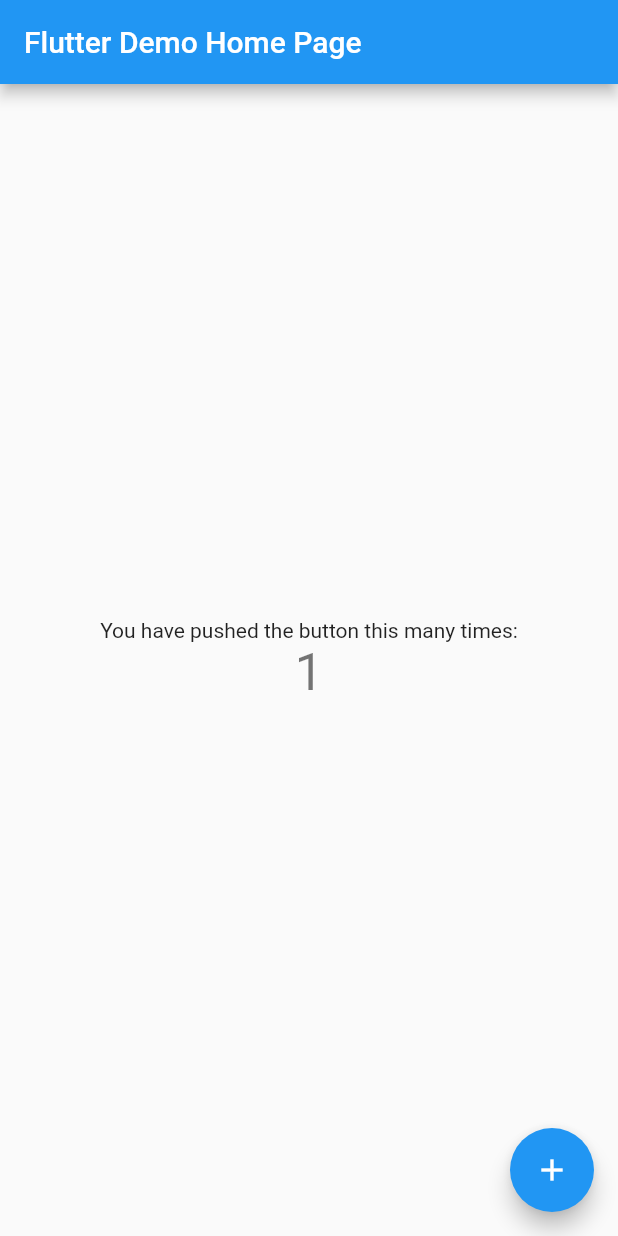
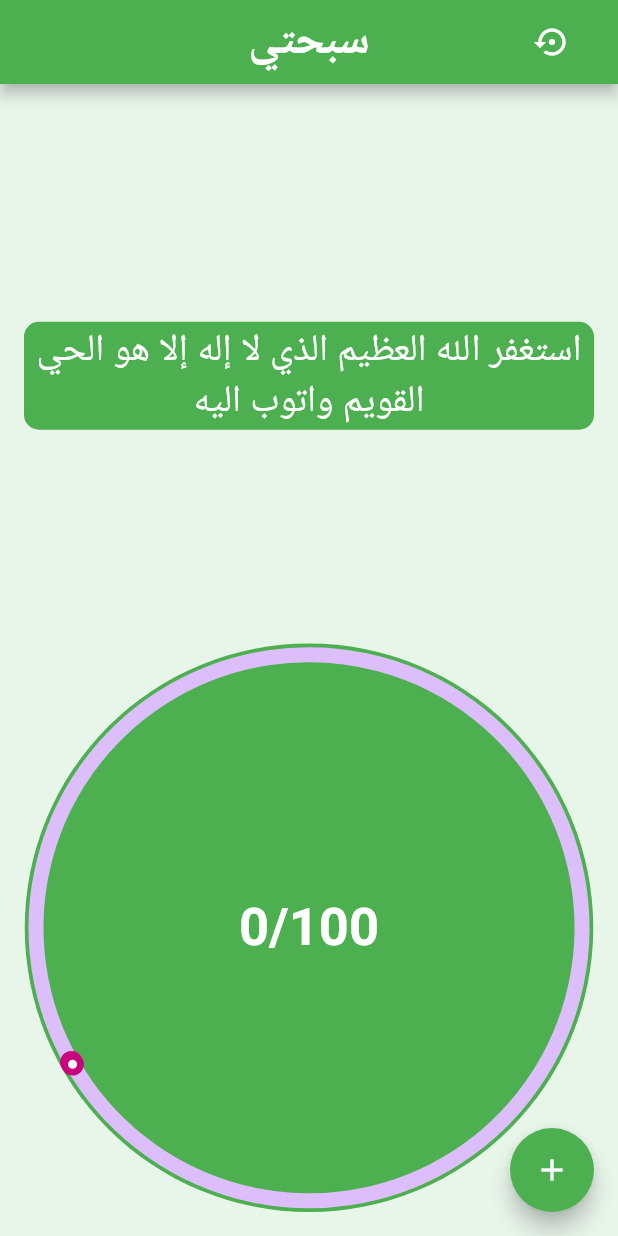
Before and after one commit to saeedhshm/my_sebha, a Flutter app: the screen it shows after launch, after a tap on the "add" icon, on a phone screen of 412 x 824 dp. Run offline on Flutter 3.47's test engine with Material 2 defaults, Android fonts, the phone set to English and light mode, and no system bars; drawn by our look-alikes of sleek_circular_slider; missing offline and left inert: flutter_vibrate.

Commit message:
Make counter and add indicator package

```diff
--- a/lib/main.dart
+++ b/lib/main.dart
@@ -1,4 +1,5 @@
 import 'package:flutter/material.dart';
+import 'package:my_sebha/screens/sebha_counter_screen.dart';
 
 void main() {
   runApp(MyApp());
@@ -9,7 +10,8 @@ class MyApp extends StatelessWidget {
   @override
   Widget build(BuildContext context) {
     return MaterialApp(
-      title: 'Flutter Demo',
+      title: 'سبحتي',
+      debugShowCheckedModeBanner: false,
       theme: ThemeData(
         // This is the theme of your application.
         //
@@ -20,13 +22,23 @@ class MyApp extends StatelessWidget {
         // or simply save your changes to "hot reload" in a Flutter IDE).
         // Notice that the counter didn't reset back to zero; the application
         // is not restarted.
-        primarySwatch: Colors.blue,
+        primarySwatch: Colors.green,
+        accentColor: Colors.green,
+        backgroundColor: Colors.green[50],
+
+        appBarTheme: AppBarTheme(
+          textTheme: TextTheme(title:TextStyle(color: Colors.white,fontSize: 30,fontWeight: FontWeight.bold) )
+        ),
+        floatingActionButtonTheme: FloatingActionButtonThemeData(
+          backgroundColor: Colors.green,
+          foregroundColor: Colors.white
+        ),
         // This makes the visual density adapt to the platform that you run
         // the app on. For desktop platforms, the controls will be smaller and
         // closer together (more dense) than on mobile platforms.
         visualDensity: VisualDensity.adaptivePlatformDensity,
       ),
-      home: MyHomePage(title: 'Flutter Demo Home Page'),
+      home:SebhaCounterScreen(),
     );
   }
 }
--- /dev/null
+++ b/lib/models/custom_sebha_counter.dart
@@ -0,0 +1,6 @@
+
+class CustomSebhaCounter{
+ String sebhaTitle;
+ int count;
+ CustomSebhaCounter({this.count,this.sebhaTitle});
+}
--- /dev/null
+++ b/lib/screens/sebha_counter_screen.dart
@@ -0,0 +1,162 @@
+import 'package:flutter/services.dart';
+import 'package:my_sebha/view_models/sebha_counter_view_model.dart';
+import 'package:sleek_circular_slider/sleek_circular_slider.dart';
+import 'package:flutter/material.dart';
+import 'package:flutter_vibrate/flutter_vibrate.dart';
+
+
+class SebhaCounterScreen extends StatefulWidget {
+
+  @override
+  _SebhaCounterScreenState createState() => _SebhaCounterScreenState();
+}
+
+class _SebhaCounterScreenState extends State<SebhaCounterScreen> {
+
+  double counter = 0;
+  Color sebhaColor = Colors.green;
+
+ SebhaCounterViewModel _sebhaCounterViewModel;
+
+  checkVibration() async {
+    bool canVibrate = await Vibrate.canVibrate;
+
+    print('the phone canVibrate $canVibrate');
+
+  }
+
+  _SebhaCounterScreenState(){
+    _sebhaCounterViewModel = SebhaCounterViewModel();
+  }
+  @override
+  void initState() {
+    // TODO: implement initState
+    super.initState();
+    checkVibration();
+  }
+  @override
+  Widget build(BuildContext context) {
+
+    return Scaffold(
+      appBar: AppBar(
+        title: Text('سبحتي'),
+        centerTitle: true,
+        actions: [
+          FlatButton(
+            child: Icon(Icons.settings_backup_restore,color: Colors.white,),
+            onPressed: (){
+              counter = 0;
+              setState(() {
+
+              });
+            },
+          ),
+
+        ],
+      ),
+      backgroundColor: Theme.of(context).backgroundColor,
+
+      body: Container(
+        padding: EdgeInsets.all(16),
+        alignment: Alignment.bottomCenter,
+//        color: Colors.red,
+        child: Column(
+          crossAxisAlignment: CrossAxisAlignment.center,
+          mainAxisAlignment: MainAxisAlignment.end,
+          children: [
+            Expanded(
+              child: Center(
+                child: Container(
+                  child: Text(_sebhaCounterViewModel.sebhaTitle,style: TextStyle(fontSize: 25,color: Colors.white, ),textAlign: TextAlign.center,),
+                  decoration: BoxDecoration(
+                    color: Theme.of(context).accentColor,
+                    borderRadius: BorderRadius.all(Radius.circular(10)),
+                    border: Border.all(color: Colors.green,width: 2)
+                  ),
+                ),
+              ),
+            ),
+
+
+            InkWell(
+              onTap: (){
+                if(counter == _sebhaCounterViewModel.sebhaCount-1)
+                  Vibrate.vibrate();
+
+                if(counter < _sebhaCounterViewModel.sebhaCount)
+                   counter++;
+
+               setState(() {
+
+               });
+              },
+              child: Container(
+//                alignment: Alignment.bottomCenter,,
+              width : MediaQuery.of(context).size.width - 33,
+                height : MediaQuery.of(context).size.width - 33,
+                child: SleekCircularSlider(
+                  appearance: CircularSliderAppearance(
+                    animationEnabled: false,
+
+                    angleRange: 360,
+                    size: 150,
+
+//                    spinnerMode: true,
+//                    startAngle: 150,
+                    customWidths: CustomSliderWidths(
+                      trackWidth: 10,
+//                      handlerSize: 100
+                    ),
+                    infoProperties: InfoProperties(
+
+                    )
+                  ),
+                  min: 0,
+
+                  max: _sebhaCounterViewModel.sebhaCount.toDouble(),
+                  initialValue: counter,
+                  onChange: (double value) {
+                    // callback providing a value while its being changed (with a pan gesture)
+
+                  },
+                  onChangeStart: (double startValue) {
+                    // callback providing a starting value (when a pan gesture starts)
+                  },
+                  onChangeEnd: (double endValue) {
+                    // ucallback providing an ending value (when a pan gesture ends)
+                  },
+                  innerWidget: (double value) {
+                    // use your custom widget inside the slider (gets a slider value from the callback)
+                    return Center(
+                      child: Text('${value.toInt()}/${_sebhaCounterViewModel.sebhaCount}',style: TextStyle(
+                        color: Colors.white,
+                        fontSize: 35,
+                        fontWeight: FontWeight.bold
+                      ),textAlign: TextAlign.center,),
+                    );
+                  },
+                ),
+
+                decoration: BoxDecoration(
+                  shape: BoxShape.circle,
+                  color: sebhaColor,
+                ),
+              ),
+            ),
+          ],
+        ),
+      ),
+      floatingActionButton: FloatingActionButton(
+        child: Icon(Icons.add),
+        onPressed: (){
+          _sebhaCounterViewModel.addNewSebha();
+          counter = 0;
+          setState(() {
+
+          });
+        },
+      ),
+
+    );
+  }
+}
--- /dev/null
+++ b/lib/view_models/sebha_counter_view_model.dart
@@ -0,0 +1,23 @@
+import 'package:flutter/material.dart';
+import 'package:my_sebha/models/custom_sebha_counter.dart';
+
+class SebhaCounterViewModel extends ChangeNotifier{
+//  int counter = 0;
+
+  CustomSebhaCounter _customSebhaCounter;
+  String sebhaTitle;
+  int sebhaCount;
+
+  SebhaCounterViewModel(){
+    _customSebhaCounter = CustomSebhaCounter(count: 10,sebhaTitle: 'سبحان الله وبحمده');
+    sebhaTitle = _customSebhaCounter.sebhaTitle;
+    sebhaCount = _customSebhaCounter.count;
+  }
+
+  addNewSebha(){
+    sebhaTitle = 'استغفر الله العظيم الذي لا إله إلا هو الحي القويم واتوب اليه';
+    sebhaCount = 100;
+//    notifyListeners();
+  }
+
+}
--- a/pubspec.yaml
+++ b/pubspec.yaml
@@ -28,6 +28,9 @@ dependencies:
   # The following adds the Cupertino Icons font to your application.
   # Use with the CupertinoIcons class for iOS style icons.
   cupertino_icons: ^0.1.3
+  sleek_circular_slider: ^1.1.0
+  flutter_vibrate: ^1.0.0
+
 
 dev_dependencies:
   flutter_test:
```
Also changed, not shown: pubspec.lock, 5 other files.
